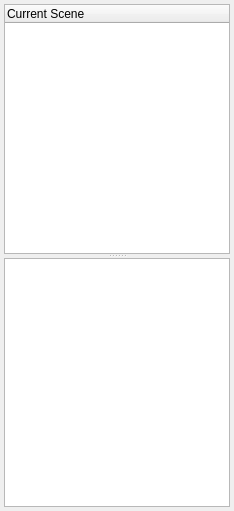
First picture: the form in src/editor/gui/sceneGraphWindow.ui, repository snizzo/lucrezia, before the edit.
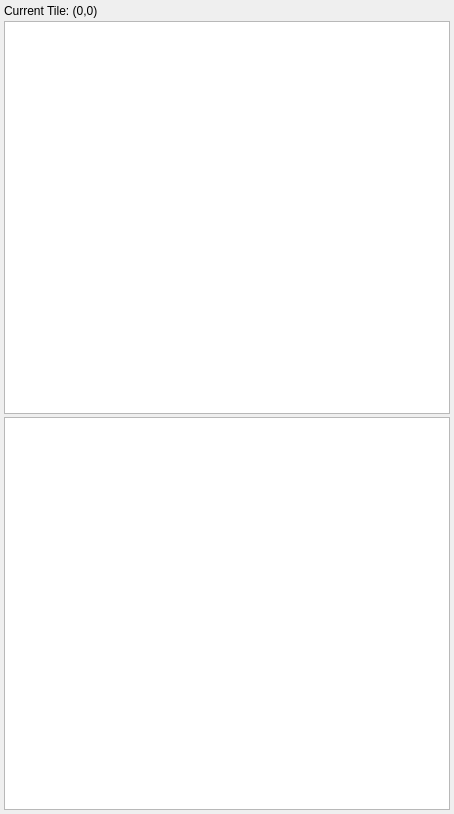
Second picture: the form after the edit.

Commit message: Vastly improved map editor. Can load maps, can navigato through cells, grid more visible, cell props window, camera behaviour. Need to highlight current cell and improve analysis and modifying possibilities.

Patch:
```diff
--- a/src/editor/gui/sceneGraphWindow.ui
+++ b/src/editor/gui/sceneGraphWindow.ui
@@ -6,8 +6,8 @@
    <rect>
     <x>0</x>
     <y>0</y>
-    <width>234</width>
-    <height>511</height>
+    <width>454</width>
+    <height>814</height>
    </rect>
   </property>
   <property name="windowTitle">
@@ -21,18 +21,30 @@
     <property name="margin">
      <number>4</number>
     </property>
+    <property name="topMargin">
+     <number>4</number>
+    </property>
+    <property name="rightMargin">
+     <number>4</number>
+    </property>
+    <property name="bottomMargin">
+     <number>4</number>
+    </property>
+    <item>
+     <widget class="QLabel" name="label">
+      <property name="text">
+       <string>Current Tile: (0,0)</string>
+      </property>
+     </widget>
+    </item>
+    <item>
+     <widget class="QListWidget" name="tileObjects"/>
+    </item>
     <item>
      <widget class="QSplitter" name="splitter">
       <property name="orientation">
        <enum>Qt::Vertical</enum>
       </property>
-      <widget class="QTreeWidget" name="sgTree">
-       <column>
-        <property name="text">
-         <string>Current Scene</string>
-        </property>
-       </column>
-      </widget>
       <widget class="QTableWidget" name="propertiesTable"/>
      </widget>
     </item>
```
Left out of the diff: 6 changed lines with no effect on the pictures. The commit also changes 11 other files.
